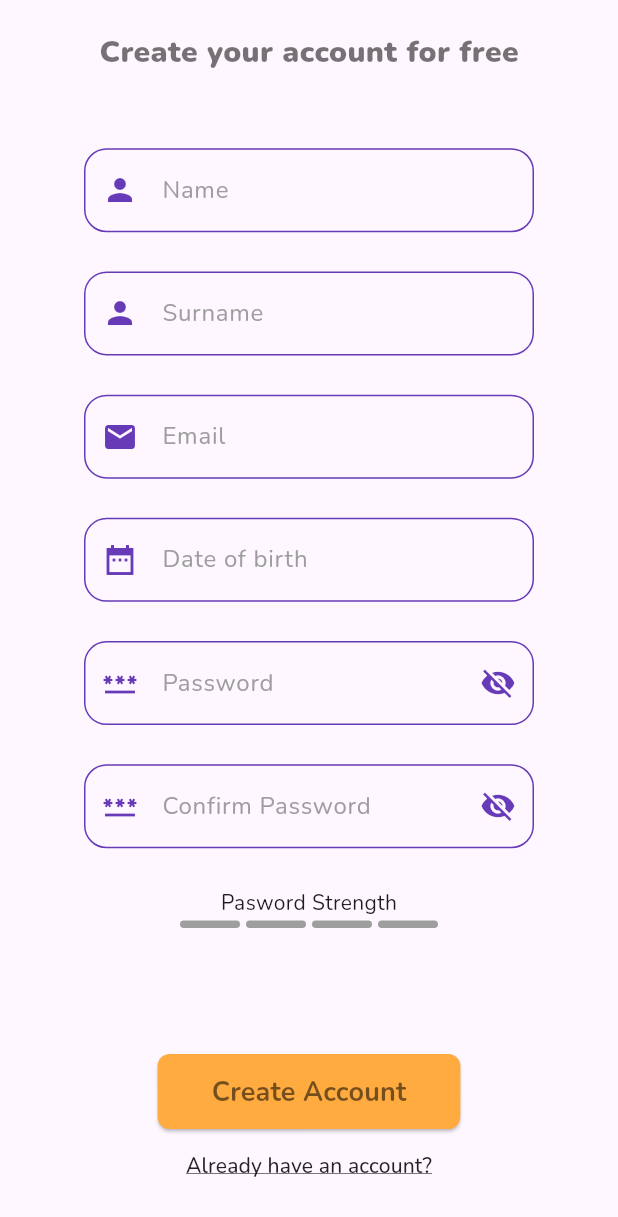
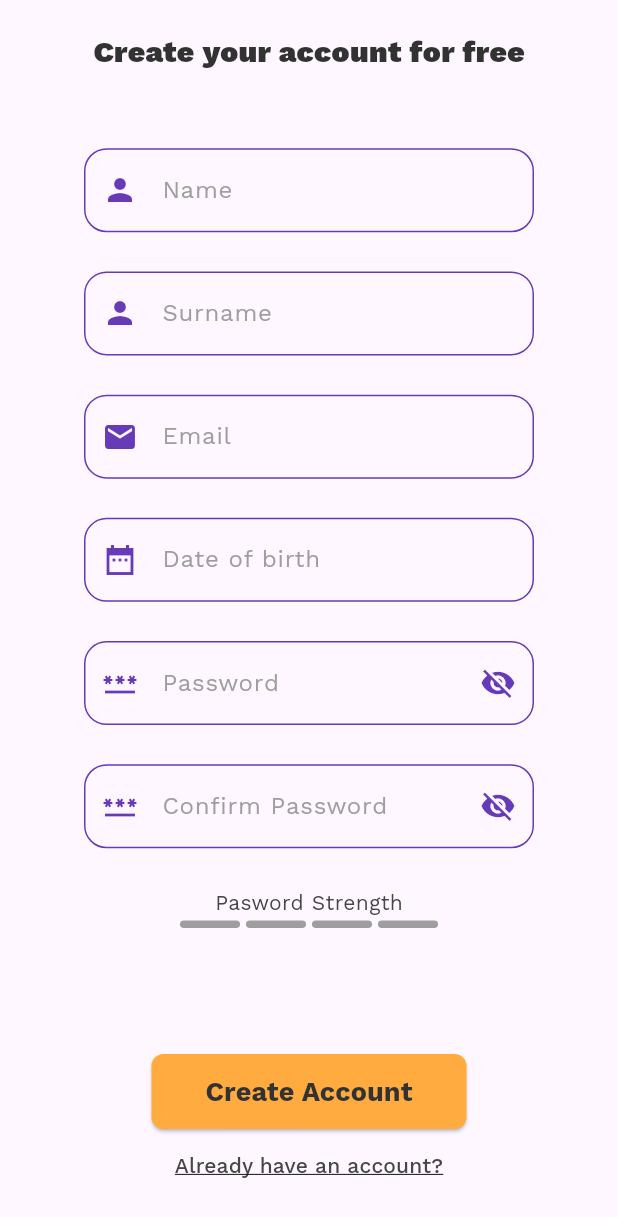
Before and after one commit to SadraMoghadam/TripTales, a Flutter app: the screen it shows after launch, after a tap on "Login", after a tap on "Create Account", on a phone screen of 412 x 824 dp. Shown: the top 1217 px of the screen. Run offline on Flutter 3.47's test engine with Material 3 defaults, Android fonts, the phone set to English and light mode, and no system bars; our stand-ins replace firebase_core; accounts and stored records are empty.

Commit message:
Added new fonts. Fixed bugs of date. added color constants. Added the new image.

```diff
--- a/lib/main.dart
+++ b/lib/main.dart
@@ -20,7 +20,7 @@ class MyApp extends StatelessWidget {
   Widget build(BuildContext context) {
     return MaterialApp(
       title: 'Login Page',
-      theme: ThemeData(fontFamily: 'Nunito'),
+      theme: ThemeData(fontFamily: 'WorkSans'),
       routes: {
         '/': (context) => HomePage(),
         '/loginPage': (context) => LoginPage(),
--- /dev/null
+++ b/lib/src/constants/color.dart
@@ -0,0 +1,10 @@
+import 'package:flutter/material.dart';
+
+
+const cmain1 = Colors.deepPurple;
+const cmain2 = Colors.orangeAccent;
+const cmain3 = Colors.redAccent;
+
+const ctext1 = Color.fromRGBO(50, 50, 50, 1);
+const ctext2 = Color.fromRGBO(70, 70, 70, 1);
+const ctext3 = Colors.grey;
--- a/lib/src/pages/Login.dart
+++ b/lib/src/pages/Login.dart
@@ -1,6 +1,7 @@
 import 'package:flutter/material.dart';
 import 'package:trip_tales/src/utils/validator.dart';
 
+import '../constants/color.dart';
 import '../utils/device_info.dart';
 import '../utils/password_strength_indicator.dart';
 import '../utils/validator.dart';
@@ -131,7 +132,7 @@ class _LoginPageState extends State<LoginPage> {
         const Text(
           'Welcome Back',
           style: TextStyle(
-              color: Colors.black54, fontSize: 25, fontWeight: FontWeight.w900),
+              color: ctext1, fontSize: 25, fontWeight: FontWeight.w900),
         ),
       ],
     );
@@ -178,6 +179,9 @@ class _LoginPageState extends State<LoginPage> {
                 const Text(
                   'Pasword Strength',
                   textAlign: TextAlign.start,
+                  style: TextStyle(
+                    color: ctext2,
+                  ),
                 ),
                 PasswordStrengthIndicator(
                   hasUppercase: hasUppercase,
@@ -189,7 +193,7 @@ class _LoginPageState extends State<LoginPage> {
                   onPressed: () {},
                   child: const Text('Forgot Password',
                       style: TextStyle(
-                          color: Colors.black87,
+                          color: ctext2,
                           decoration: TextDecoration.underline)),
                 )
               ],
@@ -215,7 +219,7 @@ class _LoginPageState extends State<LoginPage> {
             onPressed: () => Navigator.pushReplacementNamed(context, '/registerPage'),
             child: const Text('Create Account',
                 style: TextStyle(
-                    color: Colors.black87,
+                    color: ctext2,
                     decoration: TextDecoration.underline)),
           ),
         ]),
--- a/lib/src/pages/home.dart
+++ b/lib/src/pages/home.dart
@@ -1,6 +1,7 @@
 import 'package:flutter/material.dart';
 import 'package:trip_tales/src/widgets/button.dart';
 
+import '../constants/color.dart';
 import '../utils/device_info.dart';
 
 class HomePage extends StatelessWidget {
@@ -56,8 +57,8 @@ class HomePage extends StatelessWidget {
                 textAlign: TextAlign.left,
                 style: TextStyle(
                   fontSize: 40,
-                  color: Colors.deepPurple,
-                  fontWeight: FontWeight.w900,
+                  color: cmain1,
+                  fontWeight: FontWeight.w700,
                 ),
               ),
             ),
@@ -70,8 +71,8 @@ class HomePage extends StatelessWidget {
                 textAlign: TextAlign.left,
                 style: TextStyle(
                   fontSize: 40,
-                  color: Colors.redAccent,
-                  fontWeight: FontWeight.w900,
+                  color: cmain3,
+                  fontWeight: FontWeight.w700,
                 ),
               ),
             ),
@@ -83,8 +84,8 @@ class HomePage extends StatelessWidget {
                 textAlign: TextAlign.left,
                 style: TextStyle(
                   fontSize: 40,
-                  color: Colors.orangeAccent,
-                  fontWeight: FontWeight.w900,
+                  color: cmain2,
+                  fontWeight: FontWeight.w700,
                 ),
               ),
             ),
--- a/lib/src/pages/register.dart
+++ b/lib/src/pages/register.dart
@@ -2,6 +2,7 @@ import 'package:flutter/material.dart';
 import 'package:intl/intl.dart';
 import 'package:trip_tales/src/utils/device_info.dart';
 
+import '../constants/color.dart';
 import '../utils/password_strength_indicator.dart';
 import '../utils/validator.dart';
 import '../widgets/button.dart';
@@ -81,6 +82,7 @@ class _RegisterPageState extends State<RegisterPage> {
         _selectedDate = picked;
       });
     }
+    _birthDateController.text = DateFormat('yyyy-MM-dd').format(_selectedDate!).toString();
   }
 
   @override
@@ -160,7 +162,7 @@ class _RegisterPageState extends State<RegisterPage> {
     return const Text(
       'Create your account for free',
       style: TextStyle(
-          color: Colors.black54, fontSize: 20, fontWeight: FontWeight.w900),
+          color: ctext1, fontSize: 20, fontWeight: FontWeight.w900),
     );
   }
 
@@ -266,6 +268,9 @@ class _RegisterPageState extends State<RegisterPage> {
                 const Text(
                   'Pasword Strength',
                   textAlign: TextAlign.start,
+                  style: TextStyle(
+                    color: ctext2,
+                  ),
                 ),
                 PasswordStrengthIndicator(
                   hasUppercase: hasUppercase,
@@ -299,7 +304,7 @@ class _RegisterPageState extends State<RegisterPage> {
           },
           child: const Text('Already have an account?',
               style: TextStyle(
-                  color: Colors.black87, decoration: TextDecoration.underline)),
+                  color: ctext2, decoration: TextDecoration.underline)),
         ),
       ],
     );
--- a/lib/src/utils/password_strength_indicator.dart
+++ b/lib/src/utils/password_strength_indicator.dart
@@ -1,4 +1,6 @@
 import 'package:flutter/material.dart';
+
+import '../constants/color.dart';
 
 class PasswordStrengthIndicator extends StatelessWidget {
   final bool hasUppercase;
@@ -44,7 +46,7 @@ class PasswordStrengthIndicator extends StatelessWidget {
       width: 40,
       height: 5,
       decoration: BoxDecoration(
-        color: strength >= indicator && strength >= 3 ? Colors.greenAccent : strength >= indicator && strength <= 2 ? Colors.redAccent : Colors.grey,
+        color: strength >= indicator && strength >= 3 ? Colors.greenAccent : strength >= indicator && strength <= 2 ? cmain3 : ctext3,
         borderRadius: BorderRadius.circular(2.5),
       ),
     );
--- a/lib/src/widgets/button.dart
+++ b/lib/src/widgets/button.dart
@@ -1,4 +1,6 @@
 import 'package:flutter/material.dart';
+
+import '../constants/color.dart';
 
 class CustomButton extends StatelessWidget {
   final double height;
@@ -20,8 +22,8 @@ class CustomButton extends StatelessWidget {
     this.height = 20,
     this.width = 200,
     this.fontSize = 18.0,
-    this.backgroundColor = Colors.orangeAccent,
-    this.textColor = Colors.black54,
+    this.backgroundColor = cmain2,
+    this.textColor = ctext1,
     this.borderRadius = 8.0,
     this.padding = 12.0,
     this.icon,
--- a/lib/src/widgets/text_field.dart
+++ b/lib/src/widgets/text_field.dart
@@ -1,5 +1,7 @@
 import 'package:flutter/material.dart';
 import 'package:flutter/services.dart';
+
+import '../constants/color.dart';
 
 class CustomTextField extends StatefulWidget {
   final TextEditingController controller;
@@ -47,8 +49,8 @@ class CustomTextField extends StatefulWidget {
     this.border,
     this.focusedBorder,
     this.inputFormatters,
-    this.focusedColor = Colors.deepPurple,
-    this.enabledColor = Colors.deepPurple,
+    this.focusedColor = cmain1,
+    this.enabledColor = cmain1,
   }) : super(key: key);
 
   @override
@@ -72,15 +74,15 @@ class _CustomTextFieldState extends State<CustomTextField> {
           enableSuggestions: widget.enableSuggestions,
           decoration: InputDecoration(
             labelText: widget.labelText,
-            labelStyle: TextStyle(color: Colors.grey),
+            labelStyle: TextStyle(color: ctext3),
             hintText: widget.hintText,
-            prefixIcon: Icon(widget.prefixIcon, color: Colors.deepPurple),
+            prefixIcon: Icon(widget.prefixIcon, color: cmain1),
             suffixIcon: widget.isPassword
                 ? IconButton(
                     icon: Icon(widget.isPasswordVisible
                         ? Icons.visibility
                         : Icons.visibility_off),
-                    color: Colors.deepPurple,
+                    color: cmain1,
                     onPressed: widget.onVisibilityPressed,
                   )
                 : null,
```
Also changed, not shown: pubspec.yaml (+3 -5 lines), assets/fonts/WorkSans-Italic-VariableFont_wght.ttf (added), assets/fonts/WorkSans-VariableFont_wght.ttf (added), assets/images/TripTales_logo.png.
